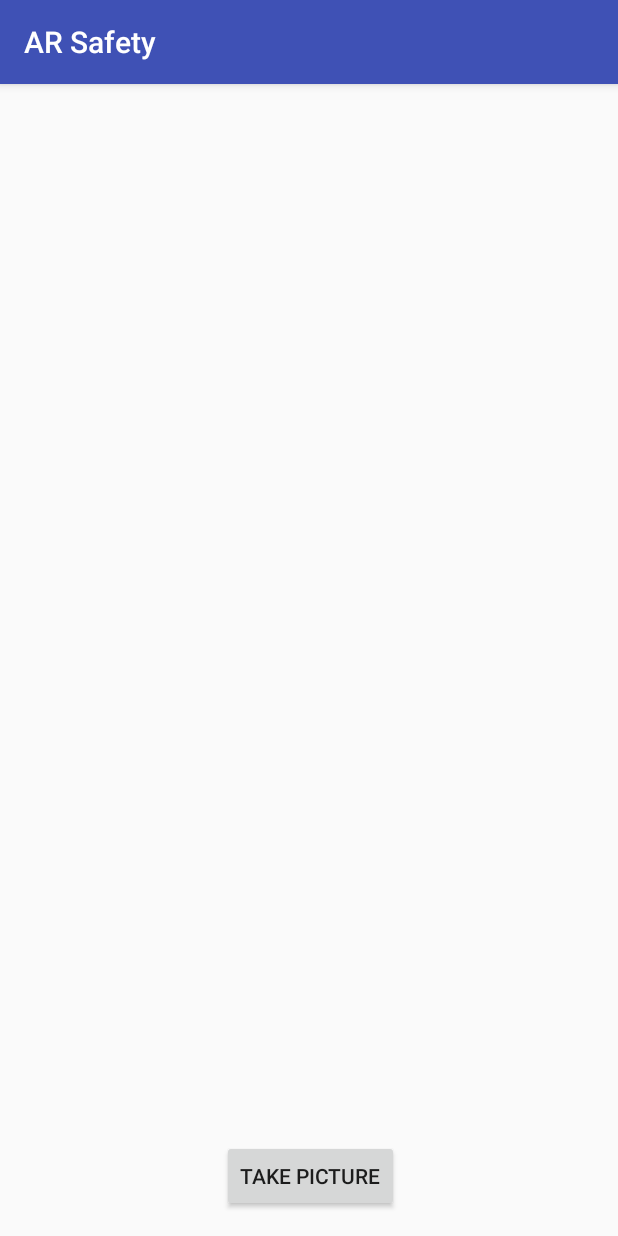
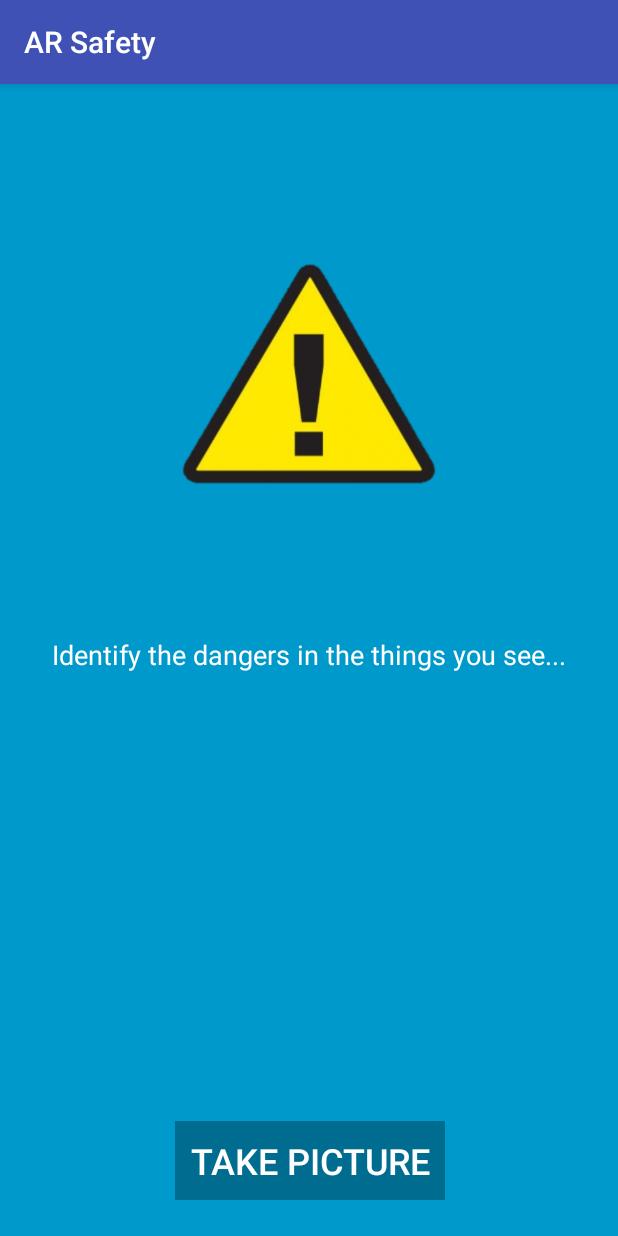
Before and after one commit to nishanthmerwin/deltahacks4_arsafety, an Android app: the screen it shows after launch (MainActivity), on a phone screen of 412 x 824 dp. Run offline under Robolectric (Android 15) with nearby library versions, the phone set to English and light mode, and no system bars.

Commit message:
UI changes

```diff
--- a/ARSafety/app/src/main/java/com/example/sujan/arsafety/MainActivity.java
+++ b/ARSafety/app/src/main/java/com/example/sujan/arsafety/MainActivity.java
@@ -1,11 +1,13 @@
 package com.example.sujan.arsafety;
 
 import android.Manifest;
+import android.app.ActionBar;
 import android.content.Intent;
 import android.content.pm.PackageManager;
 import android.graphics.Bitmap;
 import android.graphics.BitmapFactory;
 import android.graphics.Matrix;
+import android.graphics.drawable.ColorDrawable;
 import android.location.LocationManager;
 import android.media.ExifInterface;
 import android.net.Uri;
@@ -20,7 +22,9 @@ import android.os.Bundle;
 import android.util.Base64;
 import android.util.Log;
 import android.view.View;
+import android.widget.Button;
 import android.widget.ImageView;
+import android.widget.TextView;
 import android.widget.Toast;
 
 import org.json.JSONException;
@@ -41,6 +45,9 @@ import static android.os.Environment.getExternalStoragePublicDirectory;
 public class MainActivity extends AppCompatActivity {
 
     ImageView mImageView;
+    ImageView dangerImageView;
+    TextView textView;
+    Button button;
 
     String mCurrentPhotoPath;
 
@@ -88,8 +95,13 @@ public class MainActivity extends AppCompatActivity {
     @Override
     protected void onActivityResult(int requestCode, int resultCode, Intent data) {
         super.onActivityResult(requestCode, resultCode, data);
-        galleryAddPic();
-        setPic();
+        try {
+            galleryAddPic();
+            setPic();
+        }
+        catch (Exception e) {
+            e.printStackTrace();
+        }
     }
 
     private void galleryAddPic() {
@@ -113,7 +125,7 @@ public class MainActivity extends AppCompatActivity {
         int photoH = bmOptions.outHeight;
 
         // Determine how much to scale down the image
-        int scaleFactor = Math.min(photoW/targetW, photoH/targetH);
+        int scaleFactor = 5;//Math.min(photoW/targetW, photoH/targetH);
 
         // Decode the image file into a Bitmap sized to fill the View
         bmOptions.inJustDecodeBounds = false;
@@ -126,7 +138,12 @@ public class MainActivity extends AppCompatActivity {
         bitmap = Bitmap.createBitmap(bitmap,
                 0, 0, bitmap.getWidth(), bitmap.getHeight(),
                 m, true);
+
         mImageView.setImageBitmap(bitmap);
+        mImageView.setVisibility(View.VISIBLE);
+        dangerImageView.setVisibility(View.INVISIBLE);
+        textView.setVisibility(View.INVISIBLE);
+        button.setText("Take another picture");
 
         ByteArrayOutputStream stream = new ByteArrayOutputStream();
         bitmap.compress(Bitmap.CompressFormat.PNG, 100, stream);
@@ -136,6 +153,7 @@ public class MainActivity extends AppCompatActivity {
         JSONObject jsonObject = new JSONObject();
         try {
             jsonObject.put("img", base64);
+            Log.i("Filepath", mCurrentPhotoPath);
             Log.i("JSON", jsonObject.toString());
         } catch (JSONException e) {
             e.printStackTrace();
@@ -164,12 +182,24 @@ public class MainActivity extends AppCompatActivity {
         dispatchTakePictureIntent();
     }
 
+    public void displayInfo() {
+
+    }
+
     @Override
     protected void onCreate(Bundle savedInstanceState) {
         super.onCreate(savedInstanceState);
         setContentView(R.layout.activity_main);
 
+        ActionBar bar = getActionBar();
+        if (bar != null) {
+            bar.setBackgroundDrawable(new ColorDrawable(1));
+        }
+
         mImageView = findViewById(R.id.mImageView);
+        dangerImageView = findViewById(R.id.dangerImageView);
+        textView = findViewById(R.id.textView);
+        button = findViewById(R.id.button);
 
         if (ContextCompat.checkSelfPermission(this, Manifest.permission.WRITE_EXTERNAL_STORAGE) != PackageManager.PERMISSION_GRANTED) {
             ActivityCompat.requestPermissions(this, new String[]{Manifest.permission.WRITE_EXTERNAL_STORAGE}, 1);
--- a/ARSafety/app/src/main/res/layout/activity_main.xml
+++ b/ARSafety/app/src/main/res/layout/activity_main.xml
@@ -4,32 +4,77 @@
     xmlns:tools="http://schemas.android.com/tools"
     android:layout_width="match_parent"
     android:layout_height="match_parent"
+    android:background="@android:color/holo_blue_dark"
     tools:context="com.example.sujan.arsafety.MainActivity">
-
-    <Button
-        android:id="@+id/button"
-        android:layout_width="wrap_content"
-        android:layout_height="wrap_content"
-        android:layout_marginBottom="16dp"
-        android:layout_marginEnd="132dp"
-        android:layout_marginStart="133dp"
-        android:onClick="takePicture"
-        android:text="Take Picture"
-        app:layout_constraintBottom_toBottomOf="parent"
-        app:layout_constraintEnd_toEndOf="parent"
-        app:layout_constraintStart_toStartOf="parent" />
 
     <ImageView
         android:id="@+id/mImageView"
         android:layout_width="0dp"
         android:layout_height="0dp"
-        android:layout_marginBottom="16dp"
-        android:layout_marginEnd="16dp"
-        android:layout_marginStart="16dp"
-        android:layout_marginTop="16dp"
-        app:layout_constraintBottom_toTopOf="@+id/button"
+        android:scaleType="centerCrop"
+        android:visibility="invisible"
+        app:layout_constraintBottom_toBottomOf="parent"
         app:layout_constraintEnd_toEndOf="parent"
+        app:layout_constraintHorizontal_bias="0.5"
         app:layout_constraintStart_toStartOf="parent"
         app:layout_constraintTop_toTopOf="parent"
         app:srcCompat="?android:attr/windowBackground" />
+
+    <android.support.constraint.ConstraintLayout
+        android:layout_width="0dp"
+        android:layout_height="0dp"
+        android:layout_marginBottom="8dp"
+        app:layout_constraintBottom_toBottomOf="parent"
+        app:layout_constraintEnd_toEndOf="parent"
+        app:layout_constraintHorizontal_bias="1.0"
+        app:layout_constraintStart_toStartOf="parent"
+        app:layout_constraintTop_toTopOf="parent"
+        app:layout_constraintVertical_bias="0.0">
+
+        <TextView
+            android:id="@+id/textView"
+            android:layout_width="wrap_content"
+            android:layout_height="wrap_content"
+            android:text="Identify the dangers in the things you see..."
+            android:textColor="@android:color/background_light"
+            android:textSize="18sp"
+            app:layout_constraintBottom_toBottomOf="parent"
+            app:layout_constraintEnd_toEndOf="parent"
+            app:layout_constraintHorizontal_bias="0.5"
+            app:layout_constraintStart_toStartOf="parent"
+            app:layout_constraintTop_toTopOf="parent" />
+
+        <ImageView
+            android:id="@+id/dangerImageView"
+            android:layout_width="180dp"
+            android:layout_height="175dp"
+            android:layout_marginBottom="32dp"
+            android:layout_marginEnd="102dp"
+            android:layout_marginStart="102dp"
+            android:layout_marginTop="50dp"
+            app:layout_constraintBottom_toTopOf="@+id/textView"
+            app:layout_constraintEnd_toEndOf="parent"
+            app:layout_constraintStart_toStartOf="parent"
+            app:layout_constraintTop_toTopOf="parent"
+            app:srcCompat="@drawable/danger" />
+
+        <Button
+            android:id="@+id/button"
+            style="@style/Widget.AppCompat.Button.Borderless"
+            android:layout_width="wrap_content"
+            android:layout_height="wrap_content"
+            android:layout_marginBottom="16dp"
+            android:layout_marginEnd="132dp"
+            android:layout_marginStart="133dp"
+            android:background="@color/semi_translucent"
+            android:onClick="takePicture"
+            android:padding="10dp"
+            android:text="Take Picture"
+            android:textColor="@android:color/background_light"
+            android:textSize="24sp"
+            app:layout_constraintBottom_toBottomOf="parent"
+            app:layout_constraintEnd_toEndOf="parent"
+            app:layout_constraintStart_toStartOf="parent" />
+    </android.support.constraint.ConstraintLayout>
+
 </android.support.constraint.ConstraintLayout>
--- a/ARSafety/app/src/main/res/values/colors.xml
+++ b/ARSafety/app/src/main/res/values/colors.xml
@@ -3,4 +3,5 @@
     <color name="colorPrimary">#3F51B5</color>
     <color name="colorPrimaryDark">#303F9F</color>
     <color name="colorAccent">#FF4081</color>
+    <color name="semi_translucent">#4b000000</color>
 </resources>
```
Also changed, not shown: ARSafety/app/src/main/res/drawable/danger.png (added).
